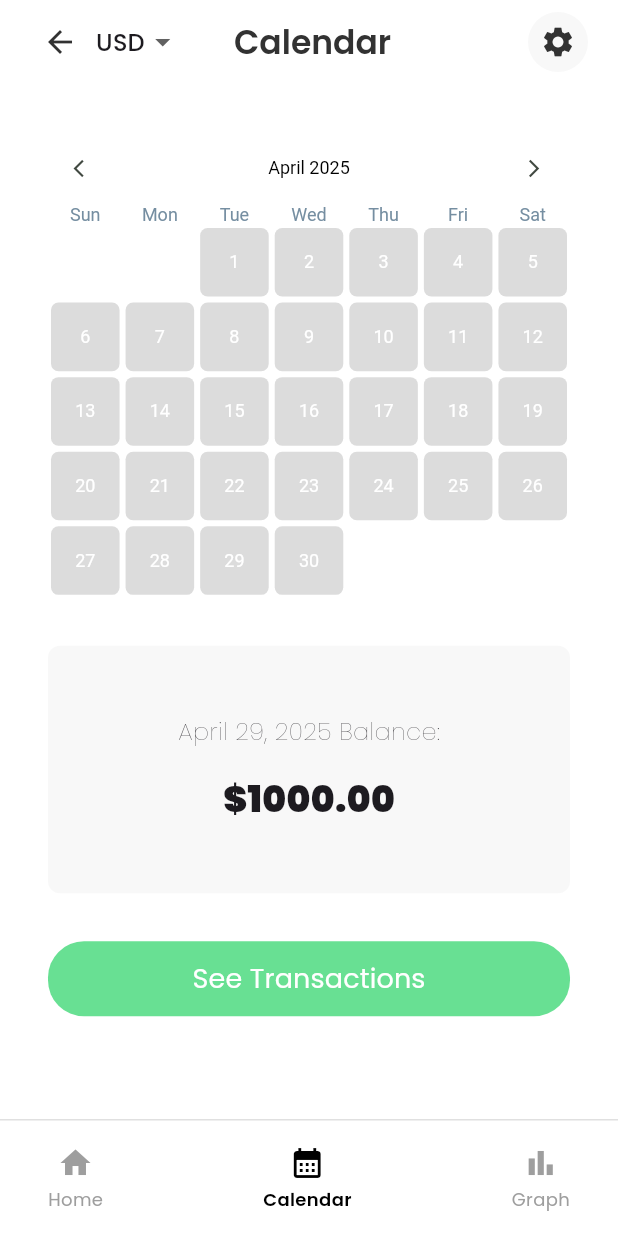
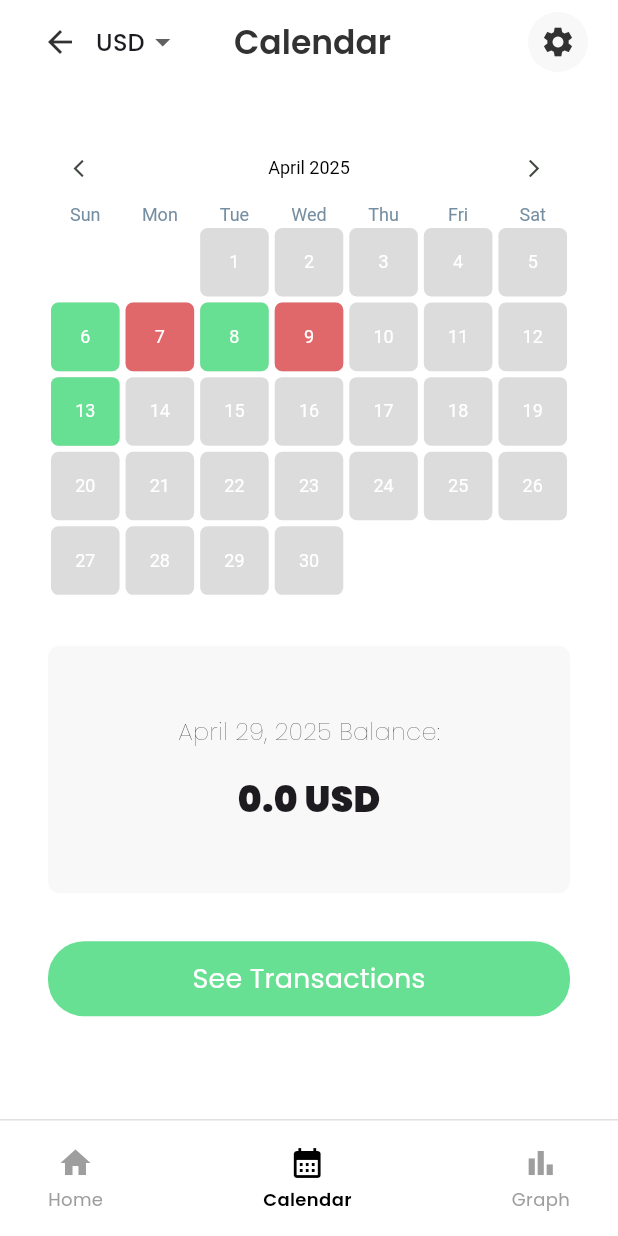
Before and after one commit to VMarkovicz/financial-management-app, a Flutter app: the CalendarView screen opened by its route, after a tap on "Calendar", on a phone screen of 412 x 824 dp. Run offline on Flutter 3.47's test engine with Material 3 defaults, Android fonts, the phone set to English and light mode, and no system bars; our stand-ins replace flutter_heatmap_calendar, get, google_fonts; missing offline and left inert: material_charts.

Commit message:
feat: use mvvm on calendar view

```diff
--- a/lib/repositories/transactions_repository.dart
+++ b/lib/repositories/transactions_repository.dart
@@ -22,11 +22,9 @@ class TransactionsRepository {
     await _apiService.deleteTransaction(transactionId);
   }
 
-  Future<double> getTotalTodayBalance() async {
-    DateTime now = DateTime.now();
-
+  Future<double> getTotalBalance(DateTime date) async {
     List<Transaction> todayTransactions = await _apiService
-        .getTodaysTransaction(now);
+        .getTodaysTransaction(date);
 
     double totalBalance = todayTransactions.fold(0.0, (sum, transaction) {
       return sum + transaction.amount;
@@ -34,4 +32,8 @@ class TransactionsRepository {
 
     return totalBalance;
   }
+
+  Future<Map<DateTime, int>> getDayBalanceByMonth(DateTime date) async {
+    return _apiService.getDayBalanceByMonth(date);
+  }
 }
--- a/lib/services/api_service.dart
+++ b/lib/services/api_service.dart
@@ -76,4 +76,37 @@ class ApiService {
 
     return todayTransactions;
   }
+
+  Future<Map<DateTime, int>> getDayBalanceByMonth(DateTime date) async {
+    await Future.delayed(Duration(seconds: 1));
+    if (date.month == 4) {
+      return {
+        DateTime(2025, 4, 6): 1,
+        DateTime(2025, 4, 7): 2,
+        DateTime(2025, 4, 8): 1,
+        DateTime(2025, 4, 9): 2,
+        DateTime(2025, 4, 13): 1,
+      };
+    }
+    if (date.month == 5) {
+      return {
+        DateTime(2025, 5, 6): 1,
+        DateTime(2025, 5, 7): 2,
+        DateTime(2025, 5, 8): 1,
+        DateTime(2025, 5, 9): 2,
+        DateTime(2025, 5, 13): 1,
+      };
+    }
+    if (date.month == 3) {
+      return {
+        DateTime(2025, 3, 6): 1,
+        DateTime(2025, 3, 7): 2,
+        DateTime(2025, 3, 8): 1,
+        DateTime(2025, 3, 9): 2,
+        DateTime(2025, 3, 13): 1,
+      };
+    } else {
+      return {};
+    }
+  }
 }
--- a/lib/viewmodels/transactions_viewmodel.dart
+++ b/lib/viewmodels/transactions_viewmodel.dart
@@ -9,8 +9,10 @@ class TransactionsViewmodel extends ChangeNotifier {
   TransactionsViewmodel(this._transactionsRepository);
 
   List<Transaction> transactions = [];
+  Map<DateTime, int> balanceByDay = {};
   double totalBalance = 0.0;
   bool busy = false;
+  bool busyForCalendar = false;
 
   Future<void> loadTransactions(String userId) async {
     _currentUserId = userId;
@@ -55,8 +57,34 @@ class TransactionsViewmodel extends ChangeNotifier {
   Future<void> getTotalTodayBalance() async {
     busy = true;
     notifyListeners();
-    totalBalance = await _transactionsRepository.getTotalTodayBalance();
+    DateTime today = DateTime.now();
+    totalBalance = await _transactionsRepository.getTotalBalance(today);
     busy = false;
     notifyListeners();
   }
+
+  Future<void> getTotalBalanceByDay(DateTime date) async {
+    busy = true;
+    notifyListeners();
+    totalBalance = await _transactionsRepository.getTotalBalance(date);
+    busy = false;
+    notifyListeners();
+  }
+
+  Future<void> getDayBalanceByMonth(DateTime date) async {
+    busyForCalendar = true;
+    notifyListeners();
+    if (balanceByDay.isNotEmpty &&
+        balanceByDay.keys.first.month == date.month &&
+        balanceByDay.keys.first.year == date.year) {
+      busyForCalendar = false;
+      notifyListeners();
+      return;
+    }
+    balanceByDay.addAll(
+      await _transactionsRepository.getDayBalanceByMonth(date),
+    );
+    busyForCalendar = false;
+    notifyListeners();
+  }
 }
--- a/lib/views/calendar/calendar_view.dart
+++ b/lib/views/calendar/calendar_view.dart
@@ -1,3 +1,4 @@
+import 'package:financial_management_app/viewmodels/transactions_viewmodel.dart';
 import 'package:financial_management_app/widgets/custom_button.dart';
 import 'package:financial_management_app/widgets/heatmap_calendar.dart';
 import 'package:financial_management_app/widgets/custom_app_bar.dart';
@@ -5,6 +6,7 @@ import 'package:financial_management_app/widgets/custom_navigation_bar.dart';
 import 'package:financial_management_app/widgets/paper_container.dart';
 import 'package:flutter/material.dart';
 import 'package:intl/intl.dart';
+import 'package:provider/provider.dart';
 
 class CalendarView extends StatefulWidget {
   const CalendarView({super.key});
@@ -16,6 +18,19 @@ class CalendarView extends StatefulWidget {
 class _CalendarViewState extends State<CalendarView> {
   String _selectedCurrency = 'USD';
   DateTime _selectedDate = DateTime.now();
+  late TransactionsViewmodel _transactionsViewmodel;
+
+  @override
+  void initState() {
+    super.initState();
+    _transactionsViewmodel = context.read<TransactionsViewmodel>();
+    Future.microtask(
+      () => _transactionsViewmodel.getTotalBalanceByDay(_selectedDate),
+    );
+    Future.microtask(
+      () => _transactionsViewmodel.getDayBalanceByMonth(_selectedDate),
+    );
+  }
 
   @override
   Widget build(BuildContext context) {
@@ -36,16 +51,24 @@ class _CalendarViewState extends State<CalendarView> {
           child: Column(
             spacing: 32,
             children: [
-              HeatmapCalendar(
+              Consumer<TransactionsViewmodel>(
+                builder: (context, viewModel, child) {
+                  return HeatmapCalendar(
                     onClick: (value) {
                       setState(() {
                         _selectedDate = value;
                       });
+                      viewModel.getTotalBalanceByDay(_selectedDate);
+                    },
+                    onMonthChange: (monthDate) {
+                      viewModel.getDayBalanceByMonth(monthDate);
+                    },
+                    datesHeatmap: viewModel.balanceByDay,
+                  );
                 },
               ),
               PaperContainer(
                 width: double.infinity,
-                // add a padding only to top and bottom
                 child: Padding(
                   padding: const EdgeInsets.symmetric(vertical: 46.0),
                   child: Column(
@@ -58,12 +81,19 @@ class _CalendarViewState extends State<CalendarView> {
                           fontWeight: FontWeight.w100,
                         ),
                       ),
-                      Text(
-                        "\$1000.00",
+                      Consumer<TransactionsViewmodel>(
+                        builder: (context, viewModel, child) {
+                          if (viewModel.busy) {
+                            return const CircularProgressIndicator();
+                          }
+                          return Text(
+                            '${viewModel.totalBalance} $_selectedCurrency',
                             style: TextStyle(
                               fontSize: 24,
                               fontWeight: FontWeight.w900,
                             ),
+                          );
+                        },
                       ),
                     ],
                   ),
--- a/lib/widgets/heatmap_calendar.dart
+++ b/lib/widgets/heatmap_calendar.dart
@@ -4,8 +4,15 @@ import 'package:financial_management_app/theme/app_theme.dart';
 
 class HeatmapCalendar extends StatelessWidget {
   final void Function(DateTime)? onClick;
+  final void Function(DateTime)? onMonthChange;
+  final Map<DateTime, int> datesHeatmap;
 
-  const HeatmapCalendar({super.key, this.onClick});
+  const HeatmapCalendar({
+    super.key,
+    this.onClick,
+    required this.datesHeatmap,
+    this.onMonthChange,
+  });
 
   @override
   Widget build(BuildContext context) {
@@ -18,12 +25,15 @@ class HeatmapCalendar extends StatelessWidget {
           showColorTip: false,
           colorMode: ColorMode.color,
           textColor: Colors.white,
-          datasets: {
-            DateTime(2025, 1, 6): 1,
-            DateTime(2025, 1, 7): 2,
-            DateTime(2025, 1, 8): 1,
-            DateTime(2025, 1, 9): 2,
-            DateTime(2025, 1, 13): 1,
+          datasets: datesHeatmap,
+          onMonthChange: (DateTime date) {
+            if (onMonthChange != null) {
+              onMonthChange!(date);
+              return;
+            }
+            ScaffoldMessenger.of(
+              context,
+            ).showSnackBar(SnackBar(content: Text(date.toString())));
           },
           colorsets: {1: AppTheme.success, 2: AppTheme.error},
           onClick: (value) {
```
Lines whose indentation alone changed are shown as unchanged.
